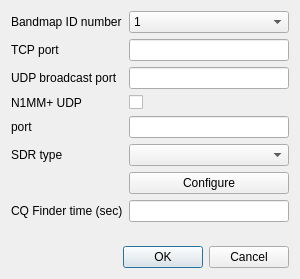
Above: so2sdr-bandmap/sdrdialog.ui from n4ogw/so2sdr before the change. Below: the same form after it.
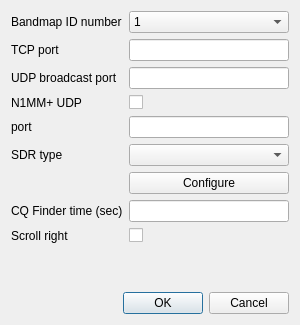
That is the form after the change.

Commit message: add option to scroll so2sdr-bandmap to the right (NO3M)

```diff
--- a/so2sdr-bandmap/sdrdialog.ui
+++ b/so2sdr-bandmap/sdrdialog.ui
@@ -7,7 +7,7 @@
     <x>0</x>
     <y>0</y>
     <width>300</width>
-    <height>279</height>
+    <height>325</height>
    </rect>
   </property>
   <property name="sizePolicy">
@@ -25,7 +25,7 @@
   <property name="maximumSize">
    <size>
     <width>300</width>
-    <height>290</height>
+    <height>325</height>
    </size>
   </property>
   <property name="windowTitle">
@@ -141,6 +141,20 @@
      <item row="4" column="1">
       <widget class="QLineEdit" name="n1mmUdpLineEdit"/>
      </item>
+     <item row="8" column="0">
+      <widget class="QLabel" name="label_7">
+       <property name="text">
+        <string>Scroll right</string>
+       </property>
+      </widget>
+     </item>
+     <item row="8" column="1">
+      <widget class="QCheckBox" name="reverseScrollCheckBox">
+       <property name="text">
+        <string/>
+       </property>
+      </widget>
+     </item>
     </layout>
    </item>
    <item>
```
The commit also changes 8 other files.
